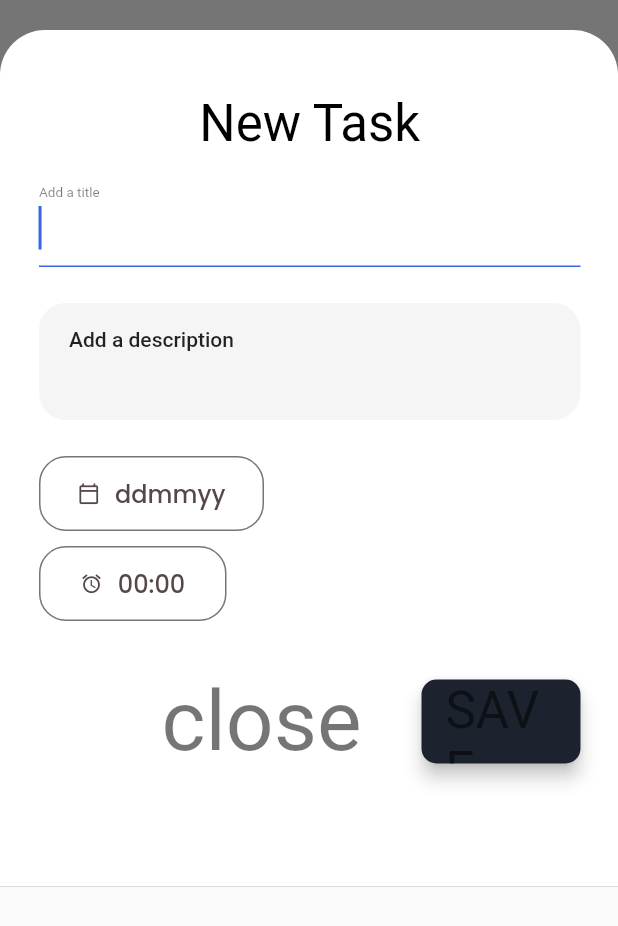
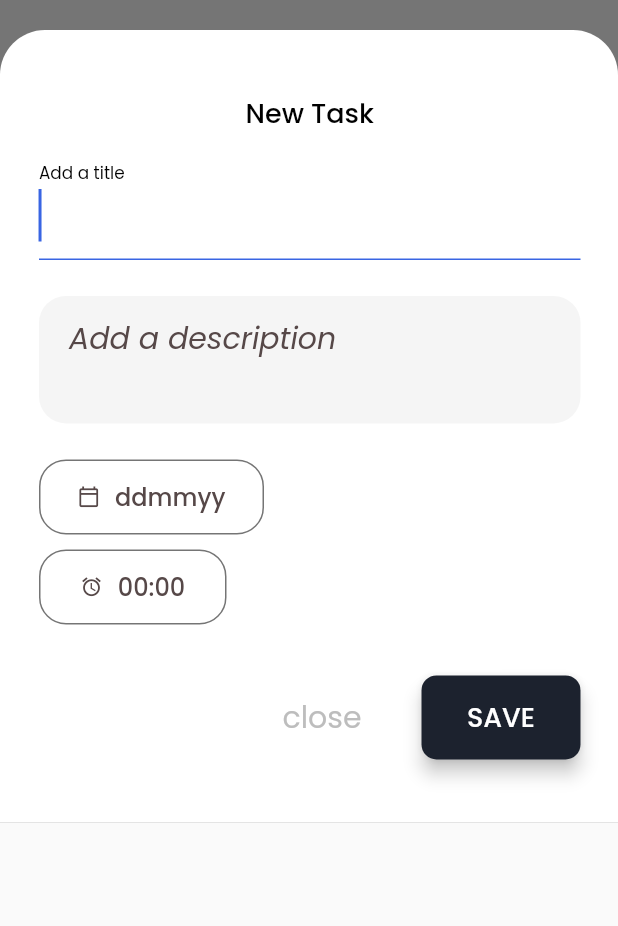
Before and after one commit to SimiPam/todo_app, a Flutter app: the AddTaskScreen widget shown alone on an empty page, opened directly, on a phone screen of 412 x 824 dp. Shown: the top 926 px of the screen. Run offline on Flutter 3.47's test engine with Material 2 defaults, Android fonts, the phone set to English and light mode, and no system bars; our stand-ins replace flutter_slidable, google_fonts.

Commit message:
refactored code

```diff
--- a/lib/screens/add_task_screen.dart
+++ b/lib/screens/add_task_screen.dart
@@ -1,12 +1,13 @@
 import 'package:flutter/cupertino.dart';
 import 'package:flutter/material.dart';
+import 'package:google_fonts/google_fonts.dart';
 import 'package:intl/intl.dart';
-import 'package:todo_app/constants.dart';
+import 'package:todo_app/utils/constants.dart';
 import 'package:todo_app/widgets/dialog_container_widget.dart';
 import 'package:todo_app/widgets/filled_button_widget.dart';
 import 'package:todo_app/widgets/datetime_button_widget.dart';
-import '../colors.dart';
-import '../sizes.dart';
+import '../theme/colors.dart';
+import '../theme/sizes.dart';
 
 class AddTaskScreen extends StatefulWidget {
   final Function addTask;
@@ -75,10 +76,10 @@ class _AddTaskScreenState extends State<AddTaskScreen> {
                   Center(
                     child: Text(
                       kTasktitle,
-                      style: Theme.of(context)
-                          .textTheme
-                          .headline4
-                          .copyWith(color: AppColors.blackColor),
+                      style: GoogleFonts.poppins(
+                          fontSize: Sizes.dimens_18,
+                          fontWeight: FontWeight.w500,
+                          color: AppColors.blackColor),
                     ),
                   ),
                   SizedBox(
@@ -87,9 +88,11 @@ class _AddTaskScreenState extends State<AddTaskScreen> {
                   TextFormField(
                     autofocus: true,
                     cursorColor: AppColors.statementColor,
-                    style: Theme.of(context).textTheme.caption.copyWith(
-                          fontSize: Sizes.dimens_25,
-                        ),
+                    style: GoogleFonts.poppins(
+                      color: AppColors.blackColor,
+                      fontWeight: FontWeight.w400,
+                      fontSize: Sizes.dimens_25,
+                    ),
                     controller: titleController,
                     decoration: InputDecoration(
                       // border: InputBorder.none,
@@ -97,7 +100,11 @@ class _AddTaskScreenState extends State<AddTaskScreen> {
                         borderSide: BorderSide(color: AppColors.statementColor),
                       ),
                       labelText: kLabelText,
-                      labelStyle: Theme.of(context).textTheme.caption,
+                      labelStyle: GoogleFonts.poppins(
+                        color: AppColors.blackColor,
+                        fontSize: Sizes.dimens_15,
+                        fontWeight: FontWeight.w400,
+                      ),
                     ),
                   ),
                   SizedBox(height: Sizes.dimens_24),
@@ -120,10 +127,19 @@ class _AddTaskScreenState extends State<AddTaskScreen> {
                         controller: descController,
                         cursorColor: AppColors.statementColor,
                         maxLines: null,
-                        style: Theme.of(context).textTheme.bodyText2,
+                        style: GoogleFonts.poppins(
+                          color: AppColors.blackColor,
+                          fontSize: Sizes.dimens_22,
+                          fontWeight: FontWeight.w400,
+                        ),
                         decoration: InputDecoration(
                           hintText: kHintText,
-                          hintStyle: Theme.of(context).textTheme.bodyText1,
+                          hintStyle: GoogleFonts.poppins(
+                            color: AppColors.bluegreyColor,
+                            fontStyle: FontStyle.italic,
+                            fontSize: Sizes.dimens_20,
+                            fontWeight: FontWeight.w400,
+                          ),
                           border: InputBorder.none,
                         ),
                       ),
@@ -167,8 +183,14 @@ class _AddTaskScreenState extends State<AddTaskScreen> {
                           Navigator.pop(context);
                         },
                         focusColor: AppColors.blackColor,
-                        child: Text("close",
-                            style: Theme.of(context).textTheme.headline2),
+                        child: Text(
+                          "close",
+                          style: GoogleFonts.poppins(
+                            color: Colors.grey[400],
+                            fontSize: Sizes.dimens_20,
+                            fontWeight: FontWeight.w400,
+                          ),
+                        ),
                       ),
                       SizedBox(
                         width: Sizes.dimens_40,
@@ -181,21 +203,8 @@ class _AddTaskScreenState extends State<AddTaskScreen> {
                               descController.text.isNotEmpty) {
                             widget.addTask(titleController.text,
                                 descController.text, dateText, _timeText);
-                            // setState(() {
-                            //   todos.add(TodoModelClass(
-                            //       title: titleController.text,
-                            //       description: descController.text,
-                            //       currentDateTime: DateFormat('EEEE, d')
-                            //           .format(DateTime.now()),
-                            //       selectedDate: dateText,
-                            //       selectedTime: _timeText));
-                            // });
-
                           } else {
                             widget.errorTask();
-                            // setState(() {
-                            //   errorMsg = kErrorMsg;
-                            // });
                           }
                         },
                       ),
@@ -203,8 +212,14 @@ class _AddTaskScreenState extends State<AddTaskScreen> {
                   ),
                   SizedBox(height: Sizes.dimens_24),
                   Center(
-                    child: Text(kErrorMsg,
-                        style: Theme.of(context).textTheme.headline3),
+                    child: Text(
+                      kErrorMsg,
+                      style: GoogleFonts.poppins(
+                        color: AppColors.borderColor,
+                        fontSize: Sizes.dimens_12,
+                        fontWeight: FontWeight.w700,
+                      ),
+                    ),
                   ),
                 ],
               ),
--- a/lib/screens/tasks_screen.dart
+++ b/lib/screens/tasks_screen.dart
@@ -1,7 +1,7 @@
 import 'package:flutter/material.dart';
 import 'package:google_fonts/google_fonts.dart';
 import 'package:intl/intl.dart';
-import 'package:todo_app/colors.dart';
+import 'package:todo_app/theme/colors.dart';
 import 'package:todo_app/model/todo_list.dart';
 import 'package:todo_app/model/todo_model.dart';
 import 'package:todo_app/screens/view_task_screen.dart';
@@ -9,8 +9,8 @@ import 'package:todo_app/widgets/task_list.dart';
 import 'package:todo_app/widgets/task_widget.dart';
 import 'package:flutter_slidable/flutter_slidable.dart';
 
-import '../constants.dart';
-import '../sizes.dart';
+import '../utils/constants.dart';
+import '../theme/sizes.dart';
 import 'add_task_screen.dart';
 
 class TasksScreen extends StatefulWidget {
--- a/lib/screens/view_task_screen.dart
+++ b/lib/screens/view_task_screen.dart
@@ -6,9 +6,9 @@ import 'package:todo_app/widgets/dialog_container_widget.dart';
 import 'package:todo_app/widgets/filled_button_widget.dart';
 import 'package:todo_app/widgets/outlined_btn_widget.dart';
 
-import '../colors.dart';
-import '../constants.dart';
-import '../sizes.dart';
+import '../theme/colors.dart';
+import '../utils/constants.dart';
+import '../theme/sizes.dart';
 
 class ViewTaskScreen extends StatelessWidget {
   final TodoModelClass todo;
@@ -67,11 +67,21 @@ class ViewTaskScreen extends StatelessWidget {
               child: Row(
                 mainAxisAlignment: MainAxisAlignment.spaceBetween,
                 children: [
-                  Text(kDescriptionText,
-                      style: Theme.of(context).textTheme.caption),
+                  Text(
+                    kDescriptionText,
+                    style: GoogleFonts.poppins(
+                      color: AppColors.blackColor,
+                      fontSize: Sizes.dimens_15,
+                      fontWeight: FontWeight.w400,
+                    ),
+                  ),
                   Text(
                     statusText,
-                    style: Theme.of(context).textTheme.headline3,
+                    style: GoogleFonts.poppins(
+                      color: AppColors.borderColor,
+                      fontSize: Sizes.dimens_12,
+                      fontWeight: FontWeight.w700,
+                    ),
                   ),
                 ],
               ),
@@ -83,7 +93,11 @@ class ViewTaskScreen extends StatelessWidget {
                   child: Container(
                     child: Text(
                       todo.description,
-                      style: Theme.of(context).textTheme.bodyText2,
+                      style: GoogleFonts.poppins(
+                        color: AppColors.blackColor,
+                        fontSize: Sizes.dimens_22,
+                        fontWeight: FontWeight.w400,
+                      ),
                     ),
                     width: double.infinity,
                     margin: EdgeInsets.symmetric(
--- a/lib/themes.dart
+++ b/lib/theme/themes.dart
@@ -2,7 +2,7 @@
 
 import 'package:flutter/material.dart';
 import 'package:google_fonts/google_fonts.dart';
-import 'package:todo_app/sizes.dart';
+import 'package:todo_app/theme/sizes.dart';
 
 import 'colors.dart';
 
--- a/lib/widgets/datetime_button_widget.dart
+++ b/lib/widgets/datetime_button_widget.dart
@@ -1,8 +1,8 @@
 import 'package:flutter/material.dart';
 import 'package:google_fonts/google_fonts.dart';
-import 'package:todo_app/colors.dart';
+import 'package:todo_app/theme/colors.dart';
 
-import '../sizes.dart';
+import '../theme/sizes.dart';
 
 class DateTimeBtn extends StatelessWidget {
   const DateTimeBtn({
--- a/lib/widgets/dialog_container_widget.dart
+++ b/lib/widgets/dialog_container_widget.dart
@@ -1,7 +1,7 @@
 import 'package:flutter/material.dart';
-import 'package:todo_app/sizes.dart';
+import 'package:todo_app/theme/sizes.dart';
 
-import '../colors.dart';
+import '../theme/colors.dart';
 
 class DialogContainer extends StatelessWidget {
   const DialogContainer({
--- a/lib/widgets/filled_button_widget.dart
+++ b/lib/widgets/filled_button_widget.dart
@@ -1,7 +1,8 @@
 import 'package:flutter/material.dart';
-import 'package:todo_app/sizes.dart';
+import 'package:google_fonts/google_fonts.dart';
+import 'package:todo_app/theme/sizes.dart';
 
-import '../colors.dart';
+import '../theme/colors.dart';
 
 class FilledBtn extends StatelessWidget {
   final VoidCallback onPress;
@@ -28,7 +29,11 @@ class FilledBtn extends StatelessWidget {
           onPressed: onPress,
           child: Text(
             btnText,
-            style: Theme.of(context).textTheme.headline4,
+            style: GoogleFonts.poppins(
+              color: AppColors.whiteColor,
+              fontSize: Sizes.dimens_18,
+              fontWeight: FontWeight.w500,
+            ),
           ),
         ),
       ),
--- a/lib/widgets/outlined_btn_widget.dart
+++ b/lib/widgets/outlined_btn_widget.dart
@@ -1,7 +1,7 @@
 import 'package:flutter/material.dart';
-import 'package:todo_app/sizes.dart';
+import 'package:todo_app/theme/sizes.dart';
 
-import '../colors.dart';
+import '../theme/colors.dart';
 
 class OutlinedBtn extends StatelessWidget {
   const OutlinedBtn({
--- a/lib/widgets/task_widget.dart
+++ b/lib/widgets/task_widget.dart
@@ -4,8 +4,8 @@ import 'package:google_fonts/google_fonts.dart';
 import 'package:todo_app/model/todo_model.dart';
 import 'package:todo_app/screens/view_task_screen.dart';
 
-import '../colors.dart';
-import '../sizes.dart';
+import '../theme/colors.dart';
+import '../theme/sizes.dart';
 
 class TaskWidget extends StatelessWidget {
   final TodoModelClass todos;
@@ -64,7 +64,7 @@ class TaskWidget extends StatelessWidget {
             onChanged: onChange,
           ),
           IconSlideAction(
-              caption: "Delete",
+              // caption: "Delete",
               foregroundColor: AppColors.globalButtonColor,
               icon: Icons.delete,
               onTap: onDelete)
```
Also changed, not shown: lib/theme/colors.dart (renamed from lib/colors.dart), lib/theme/sizes.dart (renamed from lib/sizes.dart), lib/utils/constants.dart (renamed from lib/constants.dart).
